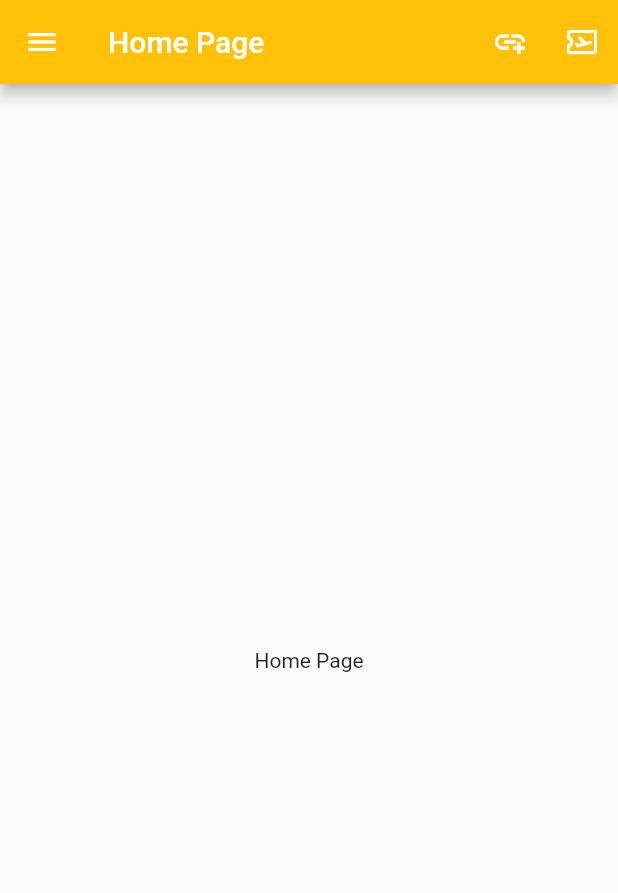
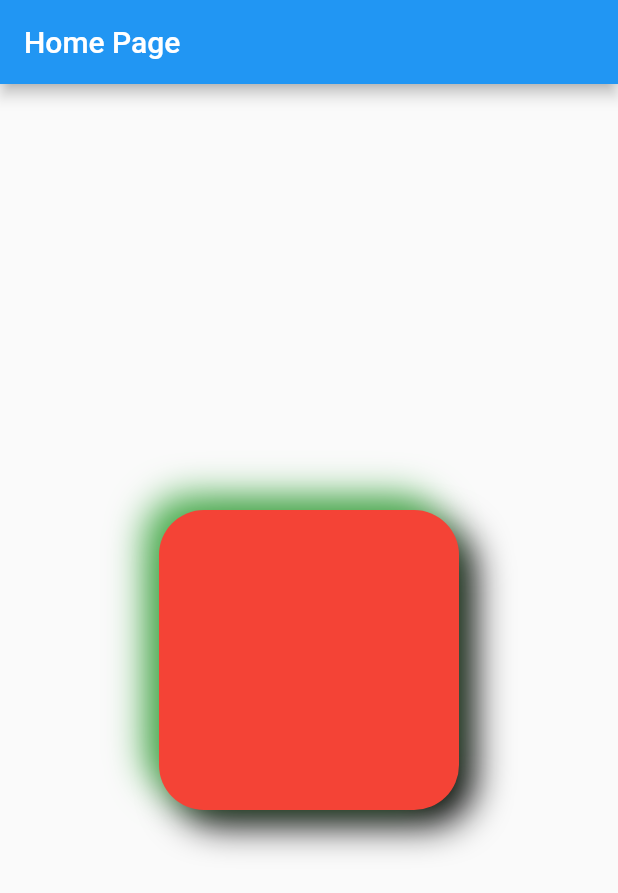
Before and after one commit to danieldkm/flutter, a Flutter app: the screen it shows after launch, on a phone screen of 412 x 824 dp. Shown: the top 893 px of the screen. Run offline on Flutter 3.47's test engine with Material 2 defaults, Android fonts, the phone set to English and light mode, and no system bars.

Commit message:
container

```diff
--- a/3_flutter_maonamassa/lib/home/home_page.dart
+++ b/3_flutter_maonamassa/lib/home/home_page.dart
@@ -1,4 +1,40 @@
 import 'package:flutter/material.dart';
+
+// Aula 1
+// class HomePage extends StatelessWidget {
+//   const HomePage({Key? key}) : super(key: key);
+
+//   @override
+//   Widget build(BuildContext context) {
+//     return Scaffold(
+//       appBar: AppBar(
+//         title: Text('Home Page'),
+//         backgroundColor: Colors.amber,
+//         actions: [
+//           IconButton(
+//             onPressed: () {},
+//             icon: Icon(Icons.add_link_outlined),
+//           ),
+//           IconButton(
+//             onPressed: () {},
+//             icon: Icon(Icons.airplane_ticket_outlined),
+//           ),
+//         ],
+//       ),
+//       drawer: Drawer(
+//         child: Center(
+//           child: Text('Drawer aberto'),
+//         ),
+//       ),
+//       endDrawer: Drawer(
+//         child: Center(
+//           child: Text('Drawer a direita'),
+//         ),
+//       ),
+//       body: Center(child: Text('Home Page')),
+//     );
+//   }
+// }
 
 class HomePage extends StatelessWidget {
   const HomePage({Key? key}) : super(key: key);
@@ -8,29 +44,32 @@
     return Scaffold(
       appBar: AppBar(
         title: Text('Home Page'),
-        backgroundColor: Colors.amber,
-        actions: [
-          IconButton(
-            onPressed: () {},
-            icon: Icon(Icons.add_link_outlined),
+      ),
+      body: Center(
+        child: Container(
+          width: 200,
+          height: 200,
+          margin: EdgeInsets.all(10),
+          padding: EdgeInsets.all(10),
+          // color: Colors.red,
+          decoration: BoxDecoration(
+            color: Colors.red,
+            borderRadius: BorderRadius.circular(30),
+            boxShadow: [
+              BoxShadow(
+                color: Colors.black,
+                blurRadius: 20,
+                offset: Offset(10, 10),
+              ),
+              BoxShadow(
+                color: Colors.green,
+                blurRadius: 20,
+                offset: Offset(-10, -10),
+              ),
+            ],
           ),
-          IconButton(
-            onPressed: () {},
-            icon: Icon(Icons.airplane_ticket_outlined),
-          ),
-        ],
-      ),
-      drawer: Drawer(
-        child: Center(
-          child: Text('Drawer aberto'),
         ),
       ),
-      endDrawer: Drawer(
-        child: Center(
-          child: Text('Drawer a direita'),
-        ),
-      ),
-      body: Center(child: Text('Home Page')),
     );
   }
 }
```
